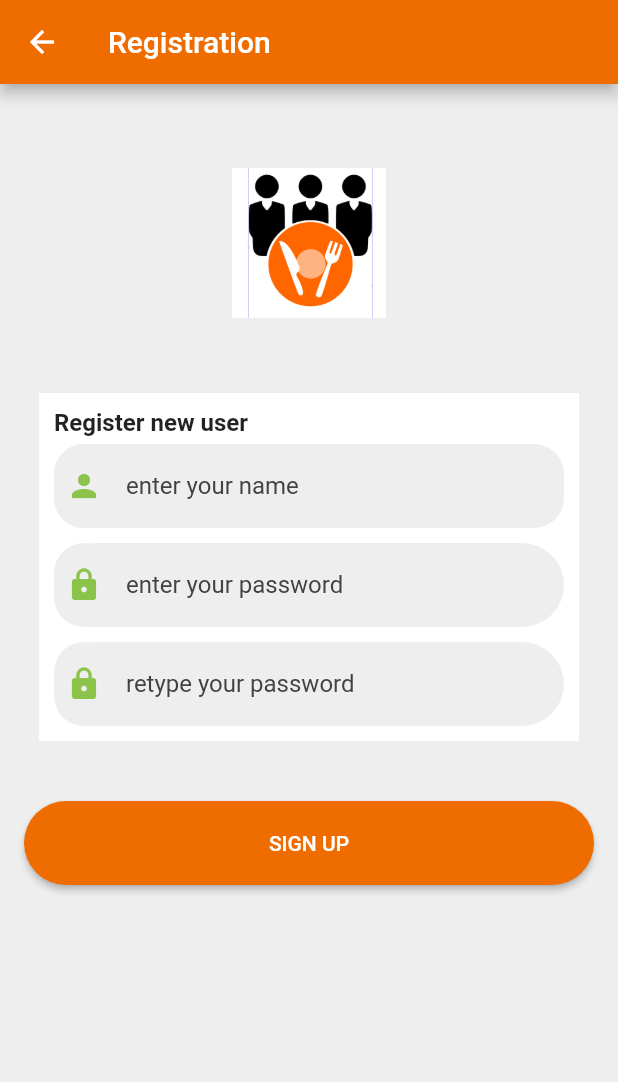
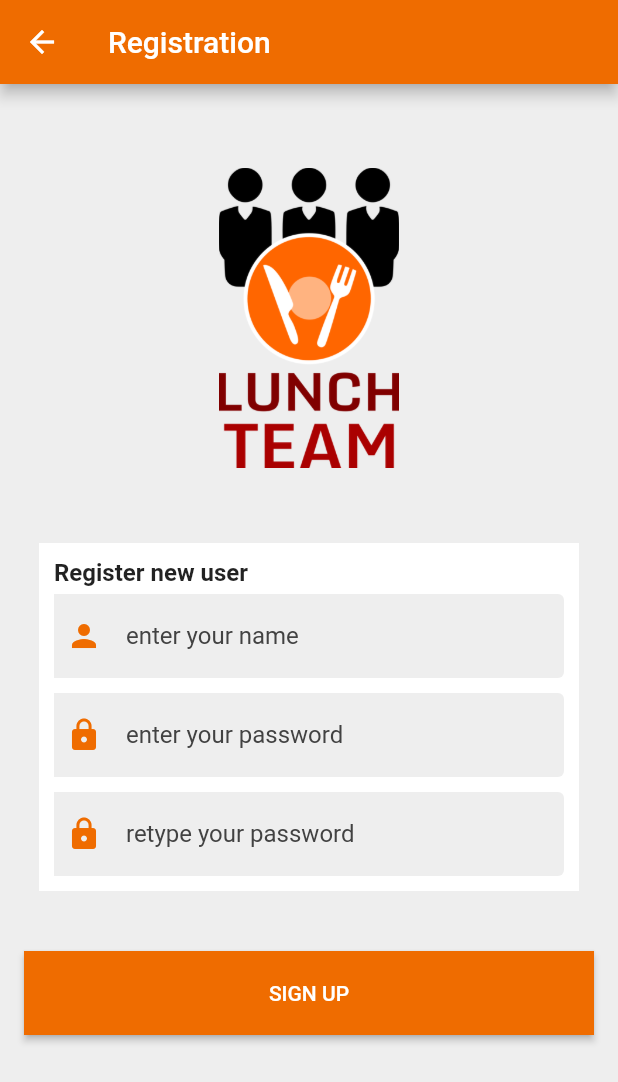
Before and after one commit to kadamowi/lunch_team, a Flutter app: the screen it shows after launch, after a tap on "SIGN UP", on a phone screen of 412 x 824 dp. Shown: the top 1082 px of the screen. Run offline on Flutter 3.47's test engine with Material 2 defaults, Android fonts, the phone set to English and light mode, and no system bars; our stand-ins replace cached_network_image, datetime_picker_formfield, package_info, shared_preferences; accounts and stored records are empty; network calls fail.

Commit message:
modyfikacja wyglądu rejestracji, logowania i menu głównego

```diff
--- a/lib/screens/HomeScreen.dart
+++ b/lib/screens/HomeScreen.dart
@@ -90,7 +90,7 @@ class _HomeScreenState extends State<HomeScreen> {
             SizedBox(
               width: MediaQuery.of(context).size.width * 0.5,
               child: RaisedButton(
-                color: Colors.black,
+                color: Colors.grey[800],
                 textColor: Colors.white,
                 child: Text("Logout"),
                 onPressed: () {
--- a/lib/screens/LoginScreen.dart
+++ b/lib/screens/LoginScreen.dart
@@ -86,7 +86,7 @@ class _LoginScreenState extends State<LoginScreen> {
                                     decoration: BoxDecoration(color: Colors.grey[200]),
                                     child: Icon(
                                       Icons.person,
-                                      color: Colors.lightGreen,
+                                      color: Colors.orange[800],
                                     )),
                                 hintText: "enter your name",
                                 hintStyle: TextStyle(color: Colors.grey[800]),
@@ -145,7 +145,7 @@ class _LoginScreenState extends State<LoginScreen> {
                       children: <Widget>[
                         Expanded(
                           child: RaisedButton(
-                            color: Colors.black,
+                            color: Colors.grey[800],
                             textColor: Colors.white,
                             padding: const EdgeInsets.all(20.0),
                             child: Text("Sign up".toUpperCase()),
@@ -165,7 +165,7 @@ class _LoginScreenState extends State<LoginScreen> {
                         SizedBox(width: 10,),
                         Expanded(
                           child: RaisedButton(
-                            color: Colors.black,
+                            color: Colors.grey[800],
                             textColor: Colors.white,
                             padding: const EdgeInsets.all(20.0),
                             child: Text("Forgot password".toUpperCase()),
--- a/lib/screens/UserScreen.dart
+++ b/lib/screens/UserScreen.dart
@@ -31,9 +31,9 @@ class _UserScreenState extends State<UserScreen> {
             children: <Widget>[
               Container(
                 margin: const EdgeInsets.only(top: 40.0, bottom: 20.0),
-                height: 100,
+                height: 200,
                 child: Image(
-                  image: AssetImage('images/LunchTeam.png'),
+                  image: AssetImage('images/logo.png'),
                 ),
               ),
               SizedBox(height: 20.0,width: double.infinity),
@@ -63,21 +63,14 @@ class _UserScreenState extends State<UserScreen> {
                                     padding: const EdgeInsets.only(
                                         top: 16.0, bottom: 16.0),
                                     margin: const EdgeInsets.only(right: 8.0),
-                                    decoration: BoxDecoration(
-                                        color: Colors.grey[200],
-                                        borderRadius: BorderRadius.only(
-                                            topLeft: Radius.circular(30.0),
-                                            bottomLeft: Radius.circular(30.0),
-                                            topRight: Radius.circular(30.0),
-                                            bottomRight: Radius.circular(10.0))),
+                                    decoration: BoxDecoration(color: Colors.grey[200]),
                                     child: Icon(
                                       Icons.person,
-                                      color: Colors.lightGreen,
+                                      color: Colors.orange[800],
                                     )),
                                 hintText: "enter your name",
                                 hintStyle: TextStyle(color: Colors.grey[800]),
                                 border: OutlineInputBorder(
-                                    borderRadius: BorderRadius.circular(20.0),
                                     borderSide: BorderSide.none),
                                 filled: true,
                                 fillColor: Colors.grey[200],
@@ -97,21 +90,14 @@ class _UserScreenState extends State<UserScreen> {
                                     padding: const EdgeInsets.only(
                                         top: 16.0, bottom: 16.0),
                                     margin: const EdgeInsets.only(right: 8.0),
-                                    decoration: BoxDecoration(
-                                        color: Colors.grey[200],
-                                        borderRadius: BorderRadius.only(
-                                            topLeft: Radius.circular(30.0),
-                                            bottomLeft: Radius.circular(30.0),
-                                            topRight: Radius.circular(30.0),
-                                            bottomRight: Radius.circular(20.0))),
+                                    decoration: BoxDecoration(color: Colors.grey[200]),
                                     child: Icon(
                                       Icons.lock,
-                                      color: Colors.lightGreen,
+                                      color: Colors.orange[800],
                                     )),
                                 hintText: "enter your password",
                                 hintStyle: TextStyle(color: Colors.grey[800]),
                                 border: OutlineInputBorder(
-                                    borderRadius: BorderRadius.circular(30.0),
                                     borderSide: BorderSide.none),
                                 filled: true,
                                 fillColor: Colors.grey[200],
@@ -132,21 +118,14 @@ class _UserScreenState extends State<UserScreen> {
                                     padding: const EdgeInsets.only(
                                         top: 16.0, bottom: 16.0),
                                     margin: const EdgeInsets.only(right: 8.0),
-                                    decoration: BoxDecoration(
-                                        color: Colors.grey[200],
-                                        borderRadius: BorderRadius.only(
-                                            topLeft: Radius.circular(30.0),
-                                            bottomLeft: Radius.circular(30.0),
-                                            topRight: Radius.circular(30.0),
-                                            bottomRight: Radius.circular(20.0))),
+                                    decoration: BoxDecoration(color: Colors.grey[200]),
                                     child: Icon(
                                       Icons.lock,
-                                      color: Colors.lightGreen,
+                                      color: Colors.orange[800],
                                     )),
                                 hintText: "retype your password",
                                 hintStyle: TextStyle(color: Colors.grey[800]),
                                 border: OutlineInputBorder(
-                                    borderRadius: BorderRadius.circular(30.0),
                                     borderSide: BorderSide.none),
                                 filled: true,
                                 fillColor: Colors.grey[200],
@@ -180,8 +159,7 @@ class _UserScreenState extends State<UserScreen> {
                             }
                           }
                         },
-                        shape: RoundedRectangleBorder(
-                            borderRadius: BorderRadius.circular(30.0)),
+                        shape: RoundedRectangleBorder(),
                       ),
                     ),
                     /*
```
